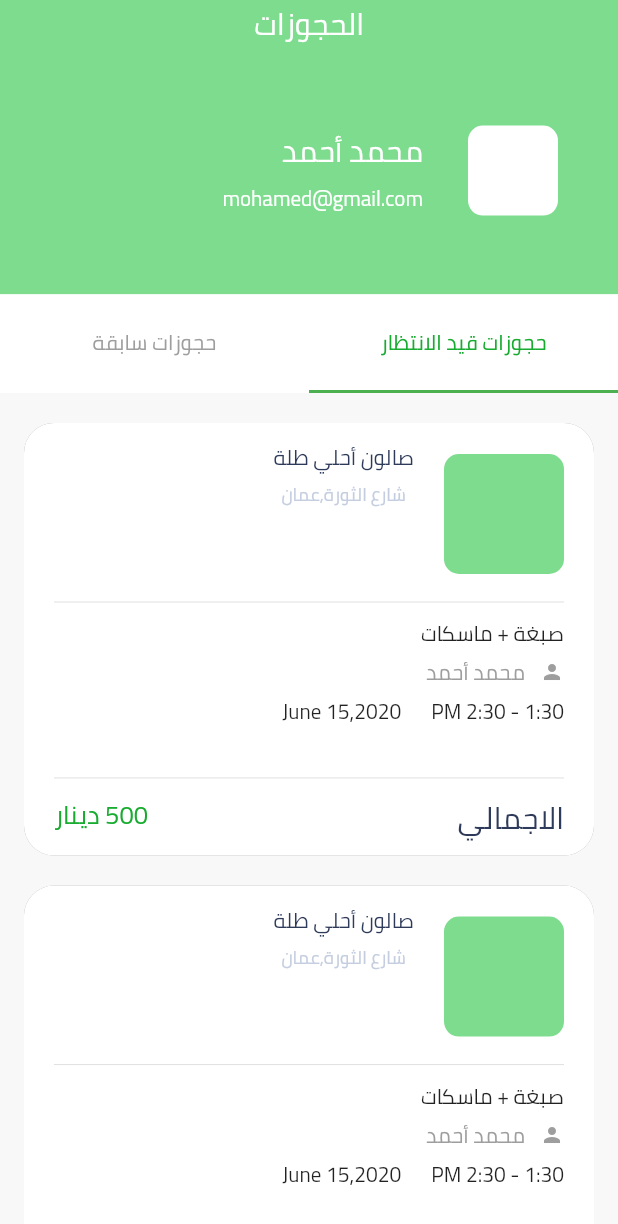
After one commit to active4web/INQ, a Flutter app: the UserReservationScreen screen opened directly, on a phone screen of 412 x 824 dp. The commit adds this screen. Shown: the top 1224 px of the screen. Run offline on Flutter 3.47's test engine with Material 2 defaults, Android fonts, the phone set to English and light mode, and no system bars; our stand-ins replace bloc, flutter_bloc, flutter_rating_bar, im_stepper, smooth_page_indicator.

Commit message:
reservationScreen

```diff
--- a/lib/cubit/user_cubit/user_cubit.dart
+++ b/lib/cubit/user_cubit/user_cubit.dart
@@ -5,9 +5,10 @@ import 'package:flutter/cupertino.dart';
 import 'package:flutter/material.dart';
 import 'package:flutter_bloc/flutter_bloc.dart';
 import 'package:work/cubit/user_cubit/user_states.dart';
-import 'package:work/view/user_screens/user_home_screen.dart';
-import 'package:work/view/user_screens/user_menu_screen.dart';
-import 'package:work/view/user_screens/user_profile_screen.dart';
+import 'package:work/view/user_screens/bottom_navigation_screens/user_home_screen.dart';
+import 'package:work/view/user_screens/bottom_navigation_screens/user_menu_screen.dart';
+import 'package:work/view/user_screens/bottom_navigation_screens/user_profile_screen.dart';
+import 'package:work/view/user_screens/bottom_navigation_screens/user_reservations_screen.dart';
 
 class UserCubit extends Cubit<UserStates>{
   UserCubit(): super(UserInitialState());
@@ -18,7 +19,7 @@ class UserCubit extends Cubit<UserStates>{
     UserMenuScreen(),
     ProfileScreen(),
     Scaffold(),
-    Scaffold(),
+    UserReservationScreen(),
     UserHomeScreen()
   ];
 
--- a/lib/shared/constants.dart
+++ b/lib/shared/constants.dart
@@ -5,7 +5,15 @@ const Color kDarkBlueColor = Color(0xff2E3A59);
 const Color kGreyColor = Color(0xffC5CEE0);
 const Color kLightGreenColor = Color(0xff7DDC8D);
 
- BoxDecoration kBoxDecoration = BoxDecoration(
+BoxDecoration kBoxDecoration = BoxDecoration(
   border: Border.all(color: kGreyColor),
   borderRadius: BorderRadius.circular(10),
 );
+
+BoxDecoration kWhiteBoxDecoration = BoxDecoration(
+    color: Colors.white,
+    borderRadius: BorderRadius.circular(20),
+    boxShadow: [BoxShadow(color: Colors.grey)]);
+
+const String kLoremIpsum =
+    'هذا النص هو مثال لنص يمكن أن يستبدل في نفس المساحة، لقد تم توليد هذا النص من مولد النص العربى، حيث يمكنك أن تولد مثل هذا النص أو العديد من النصوص الأخرى إضافة إلى زيادة عدد الحروف التى يولدها التطبيق. إذا كنت تحتاج إلى عدد أكبر من الفقرات يتيح لك مولد النص العربى زيادة عدد الفقرات كما تريد، النص لن يبدو مقسما ولا يحوي أخطاء لغوية، مولد النص العربى مفيد لمصممي المواقع على وجه الخصوص، حيث يحتاج العميل فى كثير من الأحيان أن يطلع على صورة حقيقية لتصميم الموقع.';
--- /dev/null
+++ b/lib/view/user_screens/bottom_navigation_screens/user_reservations_screen.dart
@@ -0,0 +1,377 @@
+import 'package:flutter/cupertino.dart';
+import 'package:flutter/material.dart';
+import 'package:work/shared/constants.dart';
+import 'package:work/shared/custom_icons.dart';
+
+class UserReservationScreen extends StatefulWidget {
+  const UserReservationScreen({Key key}) : super(key: key);
+
+  @override
+  _UserReservationScreenState createState() => _UserReservationScreenState();
+
+}
+
+
+class _UserReservationScreenState extends State<UserReservationScreen> with SingleTickerProviderStateMixin{
+
+  var _tabController;
+  @override
+  void initState() {
+    super.initState();
+    _tabController = TabController(vsync: this, length: 2,initialIndex: 1);
+  }
+
+  @override
+  void dispose() {
+    _tabController.dispose();
+    super.dispose();
+  }
+  @override
+  Widget build(BuildContext context) {
+    return Scaffold(
+      // appBar: AppBar(
+      //   backgroundColor: kLightGreenColor,
+      //   title: Text('الحجوزات'),
+      //   elevation: 0,
+      //   bottom: PreferredSize(
+      //     preferredSize: Size.fromHeight( MediaQuery.of(context).size.height*0.25,),
+      //     child: Column(
+      //       children: [
+      //         Container(
+      //           height: MediaQuery.of(context).size.height*0.2,
+      //           color: kLightGreenColor,
+      //           child: Padding(
+      //             padding: const EdgeInsets.symmetric(horizontal: 40),
+      //             child: Row(
+      //               textDirection: TextDirection.rtl,
+      //               children: [
+      //                 Container(
+      //                   width: 60,
+      //                   height: 60,
+      //                   decoration: BoxDecoration(
+      //                       color: Colors.white,
+      //                       borderRadius: BorderRadius.circular(10)
+      //                   ),
+      //                 ),
+      //                 SizedBox(width: 30,),
+      //                 Column(
+      //                   crossAxisAlignment: CrossAxisAlignment.start,
+      //                   mainAxisAlignment: MainAxisAlignment.center,
+      //                   textDirection: TextDirection.rtl,
+      //                   children: [
+      //                     Text('محمد أحمد',style: TextStyle(
+      //                         color: Colors.white,
+      //                         fontSize: 20
+      //                     ),),
+      //                     Text('mohamed@gmail.com',
+      //                       style: TextStyle(color: Colors.white),),
+      //                   ],
+      //                 )
+      //               ],
+      //             ),
+      //           ),
+      //         ),
+      //         Container(
+      //           height: MediaQuery.of(context).size.height*0.08,
+      //           color: Colors.white,
+      //           child: TabBar(
+      //             controller: _tabController,
+      //             isScrollable: false,
+      //             labelColor: kPrimaryColor,
+      //             unselectedLabelColor: Colors.grey,
+      //             tabs: [
+      //               Text('حجوزات سابقة'),
+      //               Text('حجوزات قيد التقدم'),
+      //             ],
+      //           ),
+      //         ),
+      //       ],
+      //     ),
+      //   ),
+      // ),
+      body:
+      NestedScrollView(
+        headerSliverBuilder: (context, bool)=>
+        [
+          SliverAppBar(
+            pinned: true,
+            elevation: 0,
+            backgroundColor: kLightGreenColor,
+            leading: Container(),
+            title: Text('الحجوزات'),
+            bottom: PreferredSize(
+              preferredSize: Size.fromHeight( MediaQuery.of(context).size.height*0.25,),
+              child: Column(
+                children: [
+                  Container(
+                    height: MediaQuery.of(context).size.height*0.2,
+                    color: kLightGreenColor,
+                    child: Padding(
+                      padding: const EdgeInsets.symmetric(horizontal: 40),
+                      child: Row(
+                        textDirection: TextDirection.rtl,
+                        children: [
+                          Container(
+                            width: 60,
+                            height: 60,
+                            decoration: BoxDecoration(
+                                color: Colors.white,
+                                borderRadius: BorderRadius.circular(10)
+                            ),
+                          ),
+                          SizedBox(width: 30,),
+                          Column(
+                            crossAxisAlignment: CrossAxisAlignment.start,
+                            mainAxisAlignment: MainAxisAlignment.center,
+                            textDirection: TextDirection.rtl,
+                            children: [
+                              Text('محمد أحمد',style: TextStyle(
+                                  color: Colors.white,
+                                  fontSize: 20
+                              ),),
+                              Text('mohamed@gmail.com',
+                                style: TextStyle(color: Colors.white),),
+                            ],
+                          )
+                        ],
+                      ),
+                    ),
+                  ),
+                  Container(
+                    height: MediaQuery.of(context).size.height*0.08,
+                    color: Colors.white,
+                    child: TabBar(
+                      controller: _tabController,
+                      isScrollable: false,
+                      labelColor: kPrimaryColor,
+                      unselectedLabelColor: Colors.grey,
+                      tabs: [
+                        Text('حجوزات سابقة'),
+                        Text('حجوزات قيد الانتظار'),
+                      ],
+                    ),
+                  ),
+                ],
+              ),
+            ),
+          ),
+        ],
+        body: Column(
+          children: [
+            Expanded(
+              child: TabBarView(
+                controller: _tabController,
+                children: [
+                  SingleChildScrollView(
+                      child: Column(
+                        children: [
+                          SizedBox(height: 30,),
+                          SizedBox(
+                            height: 50,
+                              child: Padding(
+                                padding: const EdgeInsets.symmetric(
+                                horizontal: 20),
+                                child: Row(
+                                  textDirection: TextDirection.rtl,
+                                  children: [
+                                    Expanded(flex: 2,
+                                      child: Container(
+                                        decoration: kWhiteBoxDecoration.copyWith(
+                                          borderRadius: BorderRadius.circular(16)
+                                        ),
+                                        child: Center(child: Text('رقم الحجز')),
+                                      ),
+                                    ),
+                                    SizedBox(width: 10,),
+                                    Expanded(flex: 2,
+                                      child: Container(
+                                        decoration: kWhiteBoxDecoration.copyWith(
+                                            borderRadius: BorderRadius.circular(16)
+                                        ),
+                                        child: Center(child: Text('التاريخ')),
+                                      ),
+                                    ),
+                                    SizedBox(width: 10,),
+                                    Container(
+                                      width: 50,
+                                      height: 50,
+                                      decoration: BoxDecoration(
+                                        borderRadius: BorderRadius.circular(16),
+                                        color: kPrimaryColor,
+                                      ),
+                                      child: Center(
+                                        child: Icon(Icons.search,
+                                          color: Colors.white,),
+                                      ),
+                                    )
+                                  ],
+                                ),
+                              )),
+                          SizedBox(height: 30,),
+                          ListView.separated(
+                              padding: EdgeInsets.zero,
+                              shrinkWrap: true,
+                              physics: NeverScrollableScrollPhysics(),
+                              itemBuilder: (context, index) => ReservationCard(isDone: true,),
+                              separatorBuilder: (context, index) => SizedBox(
+                                height: 20,
+                              ),
+                              itemCount: 3
+                          ),
+                          SizedBox(height: 40,)
+                        ],
+                      )
+                  ),
+                  SingleChildScrollView(
+                    child: Column(
+                      children: [
+                        SizedBox(height: 20,),
+                        ListView.separated(
+                            padding: EdgeInsets.zero,
+                            shrinkWrap: true,
+                            physics: NeverScrollableScrollPhysics(),
+                            itemBuilder: (context, index) => ReservationCard(),
+                            separatorBuilder: (context, index) => SizedBox(
+                              height: 20,
+                            ),
+                            itemCount: 3
+                        ),
+                        SizedBox(height: 40,)
+                      ],
+                    )
+                  ),
+                ],
+              ),
+            )
+          ],
+        ),
+      ),
+    );
+  }
+}
+
+class ReservationCard extends StatelessWidget {
+  const ReservationCard({
+    Key key, this.isDone=false,
+  }) : super(key: key);
+  final bool isDone;
+  @override
+  Widget build(BuildContext context) {
+    return Container(
+      padding:EdgeInsets.symmetric(horizontal: 20,vertical: 10),
+      margin: EdgeInsets.symmetric(horizontal: 16,),
+      height: MediaQuery.of(context).size.height*0.35,
+      decoration: kWhiteBoxDecoration,
+      child: Column(
+        children: [
+          Expanded(
+            flex: 3,
+            child: Row(
+              textDirection: TextDirection.rtl,
+              children: [
+                Container(
+                  width: 80,
+                  height: 80,
+                  decoration: BoxDecoration(
+                    color: kLightGreenColor,
+                    borderRadius: BorderRadius.circular(10)
+                  ),
+                ),
+                SizedBox(width: 20,),
+                Column(
+                  children: [
+                    Row(
+                      mainAxisAlignment: MainAxisAlignment.start,
+                      textDirection: TextDirection.rtl,
+                      children: [
+                        Text('صالون أحلي طلة',style: TextStyle(
+                          color: kDarkBlueColor
+                        ),textDirection: TextDirection.rtl,),
+                      ],
+                    ),
+                    Row(
+                      mainAxisAlignment: MainAxisAlignment.start,
+                      textDirection: TextDirection.rtl,
+                      children: [
+                        Text('شارع الثورة,عمان',style: TextStyle(
+                          color: kGreyColor,
+                          fontSize: 12
+                        ),textDirection: TextDirection.rtl,),
+                      ],
+                    )
+                  ],
+                ),
+                Spacer(),
+                if(isDone)Text('طلب مرفوض',style: TextStyle(
+                    color: Colors.red
+                ),textDirection: TextDirection.rtl,)
+              ],
+            ),
+          ),
+          Divider(),
+          Expanded(
+            flex: 3,
+            child: Container(
+              child: Row(
+                textDirection: TextDirection.rtl,
+                children: [
+                  Column(
+                    crossAxisAlignment: CrossAxisAlignment.end,
+                    children: [
+                      Text('صبغة + ماسكات',
+                      textDirection: TextDirection.rtl,),
+                      Row(
+                        textDirection: TextDirection.rtl,
+                        children: [
+                          Icon(Icons.person,
+                            color: Colors.grey,
+                          size: 16,),
+                          SizedBox(width: 10,),
+                          Text('محمد أحمد',
+                          style: TextStyle(
+                            color: Colors.grey
+                          ),textDirection: TextDirection.rtl,)
+                        ],
+                      ),
+                      Row(
+                        textDirection: TextDirection.rtl,
+                        children: [
+                          Text('1:30 - 2:30 PM',textDirection: TextDirection.rtl,),
+                          SizedBox(width: 20,),
+                          Text('June 15,2020',textDirection: TextDirection.rtl,)
+                        ],
+                      )
+                    ],
+                  )
+                ],
+              ),
+            )
+          ),
+          Divider(),
+          Expanded(
+            flex: 1,
+            child: Row(
+              mainAxisAlignment: MainAxisAlignment.spaceBetween,
+              textDirection: TextDirection.rtl,
+              children: [
+                Text('الاجمالي',
+                textDirection: TextDirection.rtl,
+                style: TextStyle(
+                  color: kDarkBlueColor,
+                  fontSize: 20
+                ),),
+                Text('500 دينار',
+                  textDirection: TextDirection.rtl,
+                  style: TextStyle(
+                      color: kPrimaryColor,
+                      fontSize: 17
+                  ),)
+
+              ],
+            )
+          ),
+        ],
+      ),
+    );
+  }
+}
```
Also changed, not shown: lib/main.dart (+13 -1 lines), lib/view/notifications_screen.dart (added, +41 -0 lines), lib/view/user_screens/bottom_navigation_screens/user_home_screen.dart (renamed from lib/view/user_screens/user_home_screen.dart, +30 -2 lines), lib/view/user_screens/bottom_navigation_screens/user_menu_screen.dart (renamed from lib/view/user_screens/user_menu_screen.dart, +33 -9 lines), lib/view/user_screens/menu_screens/about_app_screen.dart (added, +10 -0 lines), lib/view/user_screens/menu_screens/customer_services.dart (added, +10 -0 lines), lib/view/user_screens/menu_screens/favourites_screen.dart (added, +44 -0 lines), lib/view/user_screens/menu_screens/privacy_screen.dart (added, +37 -0 lines), lib/view/user_screens/menu_screens/terms_and_conditions_screen.dart (added, +37 -0 lines), Assets/images/noNotification.png (added), lib/view/user_screens/bottom_navigation_screens/user_profile_screen.dart (renamed from lib/view/user_screens/user_profile_screen.dart), lib/view/user_screens/bottom_navigation_screens/user_search_screen.dart (added), lib/view/user_screens/user_search_screen.dart (deleted).
